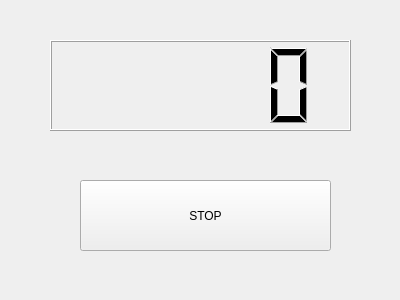
JesusCHA/roboticaJC, file counterDlg.ui: the form before one commit.
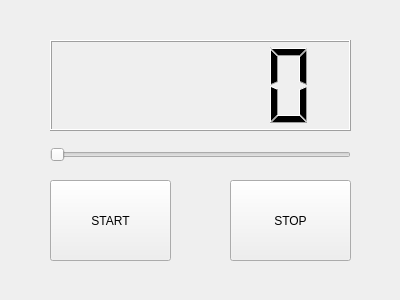
The form after the commit.

Patch:
```diff
--- a/counterDlg.ui
+++ b/counterDlg.ui
@@ -16,10 +16,10 @@
   <widget class="QPushButton" name="button">
    <property name="geometry">
     <rect>
-     <x>80</x>
+     <x>230</x>
      <y>180</y>
-     <width>251</width>
-     <height>71</height>
+     <width>121</width>
+     <height>81</height>
     </rect>
    </property>
    <property name="text">
@@ -36,6 +36,32 @@
     </rect>
    </property>
   </widget>
+  <widget class="QPushButton" name="pushButton">
+   <property name="geometry">
+    <rect>
+     <x>50</x>
+     <y>180</y>
+     <width>121</width>
+     <height>81</height>
+    </rect>
+   </property>
+   <property name="text">
+    <string>START</string>
+   </property>
+  </widget>
+  <widget class="QSlider" name="horizontalSlider">
+   <property name="geometry">
+    <rect>
+     <x>50</x>
+     <y>140</y>
+     <width>301</width>
+     <height>29</height>
+    </rect>
+   </property>
+   <property name="orientation">
+    <enum>Qt::Horizontal</enum>
+   </property>
+  </widget>
  </widget>
  <resources/>
  <connections/>
```
Left out of the diff: 2 changed lines with no effect on the pictures.
